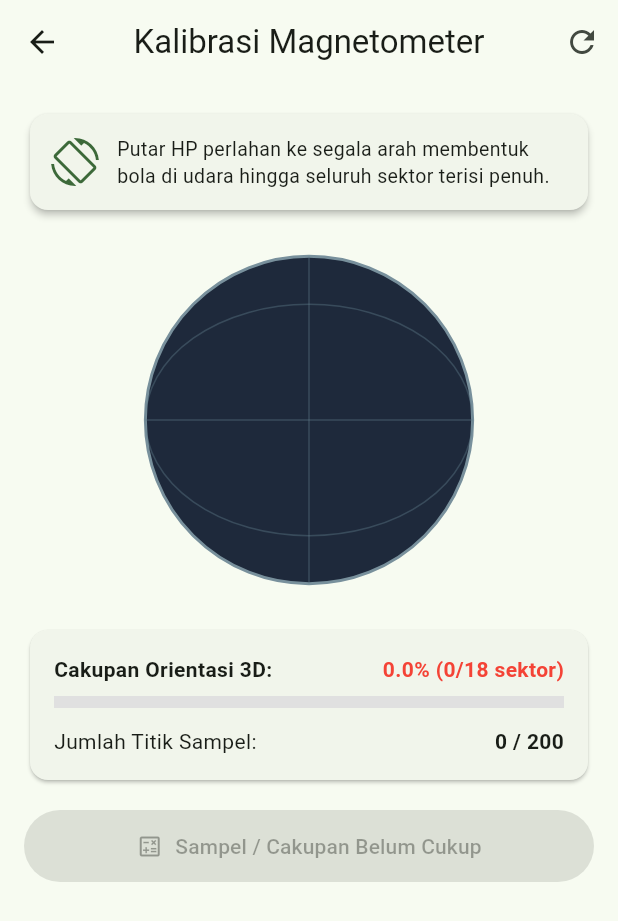
After one commit to Renohidayat/geomag, a Flutter app: the screen it shows after launch, after a tap on the "screen rotation" icon, on a phone screen of 412 x 824 dp. The commit adds this screen. Shown: the top 921 px of the screen. Run offline on Flutter 3.47's test engine with Material 3 defaults, Android fonts, the phone set to English and light mode, and no system bars; our stand-ins replace drift, drift_flutter; accounts and stored records are empty; generated files the repository leaves out were written again.

Commit message:
feat(ui): implement calibration sphere coverage guide screen (#13) (#16)

```diff
--- /dev/null
+++ b/app/lib/screens/calibration_screen.dart
@@ -0,0 +1,526 @@
+import 'dart:async';
+import 'dart:math';
+
+import 'package:flutter/material.dart';
+import '../database/app_database.dart';
+import '../models/magnetometer_sample.dart';
+import '../services/ellipsoid_calibration_service.dart';
+import '../services/magnetometer_service.dart';
+import '../services/sphere_coverage_tracker.dart';
+
+/// Painter visualisasi bola orientasi 3D dan sektor cakupan.
+class SphereCoveragePainter extends CustomPainter {
+  final SphereCoverageTracker tracker;
+  final double? currentUx;
+  final double? currentUy;
+  final double? currentUz;
+
+  const SphereCoveragePainter({
+    required this.tracker,
+    this.currentUx,
+    this.currentUy,
+    this.currentUz,
+  });
+
+  @override
+  void paint(Canvas canvas, Size size) {
+    final center = Offset(size.width / 2, size.height / 2);
+    final radius = min(size.width, size.height) / 2.2;
+
+    // Background bola
+    final bgPaint = Paint()
+      ..color = const Color(0xFF1E293B)
+      ..style = PaintingStyle.fill;
+    canvas.drawCircle(center, radius, bgPaint);
+
+    // Border bola
+    final borderPaint = Paint()
+      ..color = Colors.blueGrey.shade400
+      ..style = PaintingStyle.stroke
+      ..strokeWidth = 2.0;
+    canvas.drawCircle(center, radius, borderPaint);
+
+    // Garis ekuator dan meridian
+    final gridPaint = Paint()
+      ..color = Colors.blueGrey.withValues(alpha: 0.4)
+      ..style = PaintingStyle.stroke
+      ..strokeWidth = 1.0;
+
+    canvas.drawLine(
+      Offset(center.dx - radius, center.dy),
+      Offset(center.dx + radius, center.dy),
+      gridPaint,
+    );
+    canvas.drawLine(
+      Offset(center.dx, center.dy - radius),
+      Offset(center.dx, center.dy + radius),
+      gridPaint,
+    );
+
+    // Gambar elips meridian dan lintang
+    final rect45 = Rect.fromCenter(
+      center: center,
+      width: radius * 2,
+      height: radius * 1.414,
+    );
+    canvas.drawOval(rect45, gridPaint);
+
+    // Gambar indikator sektor yang tercover
+    for (final sector in tracker.sectors) {
+      if (sector.isCovered) {
+        // Tentukan posisi visual sektor pada proyeksi 2D
+        final angle = (sector.minAzimuthRad + sector.maxAzimuthRad) / 2.0;
+        final zenith = (sector.minZenithRad + sector.maxZenithRad) / 2.0;
+
+        final rProj = radius * sin(zenith) * 0.85;
+        final px = center.dx + rProj * cos(angle);
+        final py = center.dy - rProj * sin(angle);
+
+        final sectorPaint = Paint()
+          ..color = Colors.tealAccent.withValues(alpha: 0.7)
+          ..style = PaintingStyle.fill;
+        canvas.drawCircle(Offset(px, py), 12, sectorPaint);
+
+        final checkPaint = Paint()
+          ..color = Colors.black87
+          ..style = PaintingStyle.stroke
+          ..strokeWidth = 2.0;
+        canvas.drawCircle(Offset(px, py), 4, checkPaint);
+      }
+    }
+
+    // Gambar pointer orientasi sensor saat ini
+    final ux = currentUx;
+    final uy = currentUy;
+    final uz = currentUz;
+
+    if (ux != null && uy != null && uz != null) {
+      final px = center.dx + radius * ux * 0.9;
+      final py = center.dy - radius * uy * 0.9;
+
+      // Efek ukuran dan intensitas berdasarkan uz (arah depan vs belakang bola)
+      final isFront = uz >= 0;
+      final dotRadius = isFront ? 9.0 : 5.0;
+
+      final pointerPaint = Paint()
+        ..color = isFront ? Colors.amberAccent : Colors.amber.withValues(alpha: 0.4)
+        ..style = PaintingStyle.fill;
+
+      final glowPaint = Paint()
+        ..color = (isFront ? Colors.amberAccent : Colors.amber).withValues(alpha: 0.3)
+        ..maskFilter = const MaskFilter.blur(BlurStyle.normal, 8);
+
+      canvas.drawCircle(Offset(px, py), dotRadius + 4, glowPaint);
+      canvas.drawCircle(Offset(px, py), dotRadius, pointerPaint);
+    }
+  }
+
+  @override
+  bool shouldRepaint(covariant SphereCoveragePainter oldDelegate) => true;
+}
+
+/// Layar panduan kalibrasi ellipsoid interaktif dengan bola orientasi 3D.
+class CalibrationScreen extends StatefulWidget {
+  final MagnetometerService? service;
+  final AppDatabase? database;
+  final EllipsoidCalibrationService? calibrationService;
+  final int minSamples;
+  final double bRefMicroT;
+
+  const CalibrationScreen({
+    super.key,
+    this.service,
+    this.database,
+    this.calibrationService,
+    this.minSamples = 200, // Default 200 untuk rotasi responsif
+    this.bRefMicroT = 45.0, // Medan nominal standar (uT)
+  });
+
+  @override
+  State<CalibrationScreen> createState() => _CalibrationScreenState();
+}
+
+class _CalibrationScreenState extends State<CalibrationScreen> {
+  late final MagnetometerService _magService;
+  late final AppDatabase _database;
+  late final EllipsoidCalibrationService _calService;
+  final SphereCoverageTracker _tracker = SphereCoverageTracker();
+
+  StreamSubscription<MagnetometerSample>? _subscription;
+  final List<List<double>> _recordedPoints = [];
+
+  double? _currentUx;
+  double? _currentUy;
+  double? _currentUz;
+
+  bool _isCalibrating = false;
+  EllipsoidCalibrationResult? _calibrationResult;
+  bool _isSaved = false;
+  String? _errorMessage;
+
+  @override
+  void initState() {
+    super.initState();
+    _magService = widget.service ?? MagnetometerService();
+    _database = widget.database ?? AppDatabase();
+    _calService = widget.calibrationService ?? EllipsoidCalibrationService();
+    _startListening();
+  }
+
+  @override
+  void dispose() {
+    _subscription?.cancel();
+    if (widget.database == null) {
+      _database.close();
+    }
+    super.dispose();
+  }
+
+  void _startListening() {
+    _subscription?.cancel();
+    _subscription = _magService.sampleStream.listen((sample) {
+      final x = sample.rawXMicroT;
+      final y = sample.rawYMicroT;
+      final z = sample.rawZMicroT;
+
+      final norm = sqrt(x * x + y * y + z * z);
+      if (norm > 1e-3) {
+        _recordedPoints.add([x, y, z]);
+        _tracker.addSample(x, y, z);
+
+        setState(() {
+          _currentUx = x / norm;
+          _currentUy = y / norm;
+          _currentUz = z / norm;
+        });
+      }
+    });
+  }
+
+  void _resetCalibration() {
+    setState(() {
+      _recordedPoints.clear();
+      _tracker.reset();
+      _calibrationResult = null;
+      _isSaved = false;
+      _errorMessage = null;
+    });
+  }
+
+  Future<void> _runCalibration() async {
+    if (_recordedPoints.length < 10) return;
+
+    setState(() {
+      _isCalibrating = true;
+      _errorMessage = null;
+    });
+
+    try {
+      final res = _calService.fitEllipsoidRobust(
+        pointsMicroT: _recordedPoints,
+        bRefMicroT: widget.bRefMicroT,
+      );
+
+      setState(() {
+        _isCalibrating = false;
+        _calibrationResult = res;
+      });
+    } catch (e) {
+      setState(() {
+        _isCalibrating = false;
+        _errorMessage = 'Gagal menghitung kalibrasi: $e';
+      });
+    }
+  }
+
+  Future<void> _saveCalibration() async {
+    final res = _calibrationResult;
+    if (res == null) return;
+
+    try {
+      const deviceId = 'default-device';
+      // Pastikan device record ada
+      await _database.insertDevice(
+        DevicesCompanion.insert(
+          id: deviceId,
+          model: 'Android Device',
+          androidVersion: 'Current',
+          magnetometerChip: 'Magnetometer',
+        ),
+      );
+
+      await _calService.saveCalibrationProfile(
+        database: _database,
+        deviceId: deviceId,
+        result: res,
+      );
+
+      setState(() => _isSaved = true);
+
+      if (mounted) {
+        ScaffoldMessenger.of(context).showSnackBar(
+          SnackBar(
+            content: Text(
+              'Profil kalibrasi berhasil disimpan (Residu: ${res.residualNt.toStringAsFixed(1)} nT)',
+            ),
+            backgroundColor: Colors.green,
+          ),
+        );
+      }
+    } catch (e) {
+      setState(() {
+        _errorMessage = 'Gagal menyimpan profil kalibrasi: $e';
+      });
+    }
+  }
+
+  @override
+  Widget build(BuildContext context) {
+    final coverage = _tracker.coveragePercentage;
+    final coveredCount = _tracker.coveredSectorCount;
+    final totalCount = _tracker.totalSectorCount;
+    final sampleCount = _recordedPoints.length;
+    final isReadyToCalibrate =
+        coverage >= 50.0 && sampleCount >= widget.minSamples;
+
+    return Scaffold(
+      appBar: AppBar(
+        title: const Text('Kalibrasi Magnetometer'),
+        centerTitle: true,
+        actions: [
+          IconButton(
+            icon: const Icon(Icons.refresh),
+            tooltip: 'Reset Sampel',
+            onPressed: _resetCalibration,
+          ),
+        ],
+      ),
+      body: SingleChildScrollView(
+        padding: const EdgeInsets.all(16),
+        child: Column(
+          crossAxisAlignment: CrossAxisAlignment.stretch,
+          children: [
+            // Card Panduan
+            Card(
+              elevation: 2,
+              child: Padding(
+                padding: const EdgeInsets.all(14),
+                child: Row(
+                  children: [
+                    Icon(
+                      Icons.screen_rotation_outlined,
+                      size: 32,
+                      color: Theme.of(context).colorScheme.primary,
+                    ),
+                    const SizedBox(width: 12),
+                    const Expanded(
+                      child: Text(
+                        'Putar HP perlahan ke segala arah membentuk bola di udara hingga seluruh sektor terisi penuh.',
+                        style: TextStyle(fontSize: 13, height: 1.4),
+                      ),
+                    ),
+                  ],
+                ),
+              ),
+            ),
+            const SizedBox(height: 16),
+
+            // Visualisasi Bola Orientasi
+            Center(
+              child: SizedBox(
+                width: 240,
+                height: 240,
+                child: CustomPaint(
+                  painter: SphereCoveragePainter(
+                    tracker: _tracker,
+                    currentUx: _currentUx,
+                    currentUy: _currentUy,
+                    currentUz: _currentUz,
+                  ),
+                ),
+              ),
+            ),
+            const SizedBox(height: 16),
+
+            // Status Cakupan dan Progress
+            Card(
+              child: Padding(
+                padding: const EdgeInsets.all(16),
+                child: Column(
+                  children: [
+                    Row(
+                      mainAxisAlignment: MainAxisAlignment.spaceBetween,
+                      children: [
+                        const Text(
+                          'Cakupan Orientasi 3D:',
+                          style: TextStyle(fontWeight: FontWeight.bold),
+                        ),
+                        Text(
+                          '${coverage.toStringAsFixed(1)}% ($coveredCount/$totalCount sektor)',
+                          style: TextStyle(
+                            fontWeight: FontWeight.bold,
+                            color: coverage >= 70.0
+                                ? Colors.green
+                                : (coverage >= 40.0
+                                    ? Colors.orange
+                                    : Colors.red),
+                          ),
+                        ),
+                      ],
+                    ),
+                    const SizedBox(height: 8),
+                    LinearProgressIndicator(
+                      value: coverage / 100.0,
+                      backgroundColor: Colors.grey.shade300,
+                      valueColor: AlwaysStoppedAnimation<Color>(
+                        coverage >= 70.0 ? Colors.green : Colors.orange,
+                      ),
+                      minHeight: 8,
+                    ),
+                    const SizedBox(height: 12),
+                    Row(
+                      mainAxisAlignment: MainAxisAlignment.spaceBetween,
+                      children: [
+                        const Text('Jumlah Titik Sampel:'),
+                        Text(
+                          '$sampleCount / ${widget.minSamples}',
+                          style: const TextStyle(fontWeight: FontWeight.bold),
+                        ),
+                      ],
+                    ),
+                  ],
+                ),
+              ),
+            ),
+            const SizedBox(height: 16),
+
+            if (_errorMessage != null)
+              Container(
+                padding: const EdgeInsets.all(12),
+                margin: const EdgeInsets.only(bottom: 12),
+                decoration: BoxDecoration(
+                  color: Colors.red.shade100,
+                  borderRadius: BorderRadius.circular(8),
+                ),
+                child: Text(
+                  _errorMessage!,
+                  style: TextStyle(color: Colors.red.shade900),
+                ),
+              ),
+
+            // Tombol Hitung Kalibrasi
+            ElevatedButton.icon(
+              icon: _isCalibrating
+                  ? const SizedBox(
+                      width: 18,
+                      height: 18,
+                      child: CircularProgressIndicator(strokeWidth: 2),
+                    )
+                  : const Icon(Icons.calculate_outlined),
+              label: Text(
+                _isCalibrating
+                    ? 'Menghitung Kalibrasi...'
+                    : (isReadyToCalibrate
+                        ? 'Hitung Kalibrasi Ellipsoid'
+                        : 'Sampel / Cakupan Belum Cukup'),
+              ),
+              style: ElevatedButton.styleFrom(
+                padding: const EdgeInsets.symmetric(vertical: 14),
+                backgroundColor:
+                    isReadyToCalibrate ? Colors.indigo : Colors.grey.shade400,
+                foregroundColor: Colors.white,
+              ),
+              onPressed:
+                  (_isCalibrating || !isReadyToCalibrate) ? null : _runCalibration,
+            ),
+
+            // Hasil Kalibrasi
+            if (_calibrationResult != null) ...[
+              const SizedBox(height: 16),
+              Card(
+                color: Colors.teal.shade50,
+                shape: RoundedRectangleBorder(
+                  side: BorderSide(color: Colors.teal.shade300),
+                  borderRadius: BorderRadius.circular(12),
+                ),
+                child: Padding(
+                  padding: const EdgeInsets.all(16),
+                  child: Column(
+                    crossAxisAlignment: CrossAxisAlignment.start,
+                    children: [
+                      const Text(
+                        'Hasil Kalibrasi Ellipsoid',
+                        style: TextStyle(
+                          fontSize: 16,
+                          fontWeight: FontWeight.bold,
+                          color: Colors.teal,
+                        ),
+                      ),
+                      const Divider(),
+                      _buildMetricRow(
+                        'Residu Kalibrasi (RMSE):',
+                        '${_calibrationResult!.residualNt.toStringAsFixed(1)} nT',
+                      ),
+                      _buildMetricRow(
+                        'Simpangan Baku Sebelum:',
+                        '${_calibrationResult!.stdBeforeNt.toStringAsFixed(1)} nT',
+                      ),
+                      _buildMetricRow(
+                        'Simpangan Baku Sesudah:',
+                        '${_calibrationResult!.stdAfterNt.toStringAsFixed(1)} nT',
+                      ),
+                      _buildMetricRow(
+                        'Hard Iron Offset b:',
+                        '[${_calibrationResult!.offsetMicroT.map((v) => v.toStringAsFixed(1)).join(', ')}] µT',
+                      ),
+                      _buildMetricRow(
+                        'Inlier Digunakan:',
+                        '${_calibrationResult!.inlierCount} titik',
+                      ),
+                      const SizedBox(height: 12),
+                      SizedBox(
+                        width: double.infinity,
+                        child: ElevatedButton.icon(
+                          icon: Icon(
+                            _isSaved ? Icons.check : Icons.save_outlined,
+                          ),
+                          label: Text(
+                            _isSaved
+                                ? 'Tersimpan di Profil HP ✓'
+                                : 'Simpan Profil Kalibrasi ke Database',
+                          ),
+                          style: ElevatedButton.styleFrom(
+                            backgroundColor:
+                                _isSaved ? Colors.green : Colors.teal.shade700,
+                            foregroundColor: Colors.white,
+                          ),
+                          onPressed: _isSaved ? null : _saveCalibration,
+                        ),
+                      ),
+                    ],
+                  ),
+                ),
+              ),
+            ],
+          ],
+        ),
+      ),
+    );
+  }
+
+  Widget _buildMetricRow(String label, String value) {
+    return Padding(
+      padding: const EdgeInsets.symmetric(vertical: 4),
+      child: Row(
+        mainAxisAlignment: MainAxisAlignment.spaceBetween,
+        children: [
+          Text(label, style: const TextStyle(fontSize: 13)),
+          Text(
+            value,
+            style: const TextStyle(fontSize: 13, fontWeight: FontWeight.bold),
+          ),
+        ],
+      ),
+    );
+  }
+}
--- a/app/lib/screens/home_screen.dart
+++ b/app/lib/screens/home_screen.dart
@@ -8,6 +8,7 @@ import '../models/magnetometer_sample.dart';
 import '../models/sensor_info.dart';
 import '../services/magnetometer_service.dart';
 import '../services/recording_session_service.dart';
+import 'calibration_screen.dart';
 import 'noise_test_screen.dart';
 
 /// Layar utama: menampilkan data magnetometer real-time dan metrik instrumen.
@@ -170,6 +171,21 @@ class _HomeScreenState extends State<HomeScreen> {
         title: const Text('GeoMag - Survei Magnetik'),
         centerTitle: true,
         actions: [
+          IconButton(
+            icon: const Icon(Icons.screen_rotation_outlined),
+            tooltip: 'Kalibrasi Magnetometer',
+            onPressed: () {
+              Navigator.push(
+                context,
+                MaterialPageRoute(
+                  builder: (context) => CalibrationScreen(
+                    service: _magnetometerService,
+                    database: _database,
+                  ),
+                ),
+              );
+            },
+          ),
           IconButton(
             icon: const Icon(Icons.analytics_outlined),
             tooltip: 'Uji Lantai Noise',
--- /dev/null
+++ b/app/lib/services/sphere_coverage_tracker.dart
@@ -0,0 +1,150 @@
+import 'dart:math';
+
+/// Representasi sektor pada bola orientasi 3D.
+class SphereSector {
+  final int id;
+  final String label;
+  final double minZenithRad;
+  final double maxZenithRad;
+  final double minAzimuthRad;
+  final double maxAzimuthRad;
+  int sampleCount;
+
+  SphereSector({
+    required this.id,
+    required this.label,
+    required this.minZenithRad,
+    required this.maxZenithRad,
+    required this.minAzimuthRad,
+    required this.maxAzimuthRad,
+    this.sampleCount = 0,
+  });
+
+  bool get isCovered => sampleCount >= 3;
+
+  /// Memeriksa apakah vektor unit unitX, unitY, unitZ jatuh dalam sektor ini.
+  bool contains(double ux, double uy, double uz) {
+    // Zenith theta: 0 di kutub utara (+Z), pi di kutub selatan (-Z)
+    final clampedUz = uz.clamp(-1.0, 1.0);
+    final zenith = acos(clampedUz);
+
+    if (zenith < minZenithRad || zenith > maxZenithRad) {
+      return false;
+    }
+
+    // Untuk kutub, bujur tidak dibatasi
+    if (minAzimuthRad == 0 && maxAzimuthRad >= 2 * pi) {
+      return true;
+    }
+
+    // Azimuth phi: 0 s/d 2*pi
+    var azimuth = atan2(uy, ux);
+    if (azimuth < 0) azimuth += 2 * pi;
+
+    return azimuth >= minAzimuthRad && azimuth < maxAzimuthRad;
+  }
+}
+
+/// Melacak cakupan orientasi rotasi HP pada bola unit 3D.
+/// Membagi bola ke dalam 18 sektor orientasi (2 kutub + 2 cincin x 8 sektor).
+class SphereCoverageTracker {
+  late final List<SphereSector> sectors;
+
+  SphereCoverageTracker() {
+    sectors = _createSectors();
+  }
+
+  static List<SphereSector> _createSectors() {
+    final list = <SphereSector>[];
+    var id = 0;
+
+    // Kutub Atas (+Z / zenith <= 45 derajat)
+    list.add(
+      SphereSector(
+        id: id++,
+        label: '+Z Kutub Atas',
+        minZenithRad: 0,
+        maxZenithRad: pi / 4,
+        minAzimuthRad: 0,
+        maxAzimuthRad: 2 * pi,
+      ),
+    );
+
+    // Cincin Belahan Atas (45 s/d 90 derajat): 8 sektor bujur (45 derajat per sektor)
+    for (var i = 0; i < 8; i++) {
+      list.add(
+        SphereSector(
+          id: id++,
+          label: 'Cincin Atas $i',
+          minZenithRad: pi / 4,
+          maxZenithRad: pi / 2,
+          minAzimuthRad: i * (pi / 4),
+          maxAzimuthRad: (i + 1) * (pi / 4),
+        ),
+      );
+    }
+
+    // Cincin Belahan Bawah (90 s/d 135 derajat): 8 sektor bujur (45 derajat per sektor)
+    for (var i = 0; i < 8; i++) {
+      list.add(
+        SphereSector(
+          id: id++,
+          label: 'Cincin Bawah $i',
+          minZenithRad: pi / 2,
+          maxZenithRad: 3 * pi / 4,
+          minAzimuthRad: i * (pi / 4),
+          maxAzimuthRad: (i + 1) * (pi / 4),
+        ),
+      );
+    }
+
+    // Kutub Bawah (-Z / zenith >= 135 derajat)
+    list.add(
+      SphereSector(
+        id: id++,
+        label: '-Z Kutub Bawah',
+        minZenithRad: 3 * pi / 4,
+        maxZenithRad: pi,
+        minAzimuthRad: 0,
+        maxAzimuthRad: 2 * pi,
+      ),
+    );
+
+    return list;
+  }
+
+  /// Menambahkan sampel bacaan sensor mentah (mikroTesla) dan memperbarui sektor.
+  int? addSample(double x, double y, double z) {
+    final norm = sqrt(x * x + y * y + z * z);
+    if (norm < 1e-4) return null;
+
+    final ux = x / norm;
+    final uy = y / norm;
+    final uz = z / norm;
+
+    for (final sector in sectors) {
+      if (sector.contains(ux, uy, uz)) {
+        sector.sampleCount++;
+        return sector.id;
+      }
+    }
+    return null;
+  }
+
+  /// Mengembalikan jumlah sektor yang telah tercover.
+  int get coveredSectorCount => sectors.where((s) => s.isCovered).length;
+
+  /// Total jumlah sektor pada bola (18 sektor).
+  int get totalSectorCount => sectors.length;
+
+  /// Persentase cakupan orientasi (0.0 s/d 100.0).
+  double get coveragePercentage =>
+      totalSectorCount == 0 ? 0.0 : (coveredSectorCount / totalSectorCount) * 100.0;
+
+  /// Mengosongkan data rekaman sektor.
+  void reset() {
+    for (final s in sectors) {
+      s.sampleCount = 0;
+    }
+  }
+}
```
Also changed, not shown: 3 other files.
